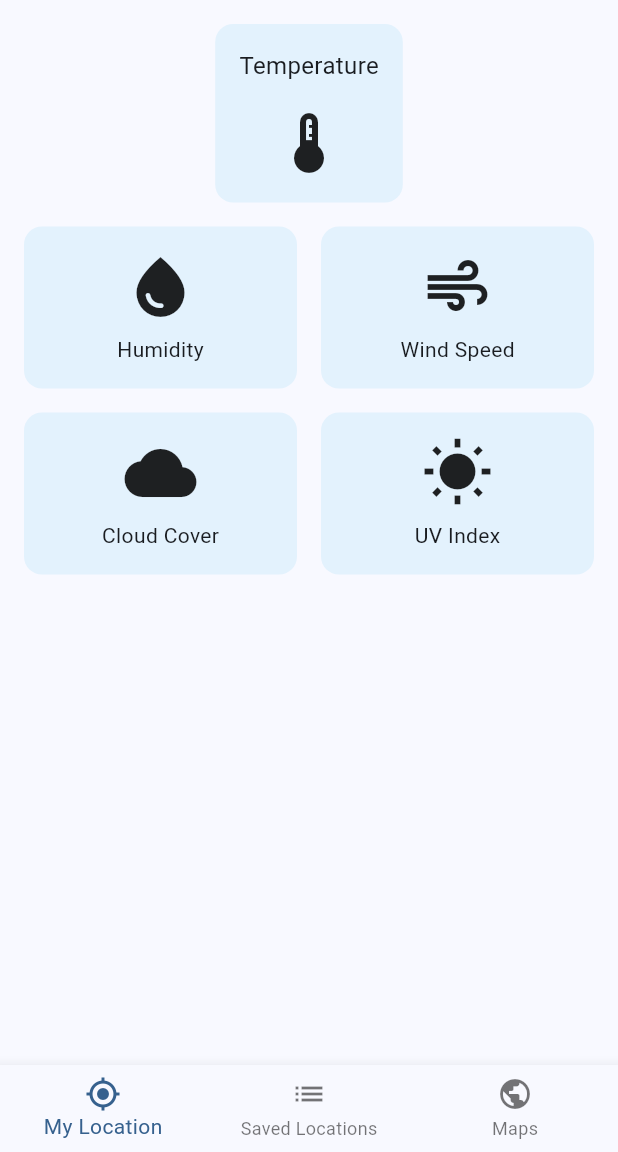
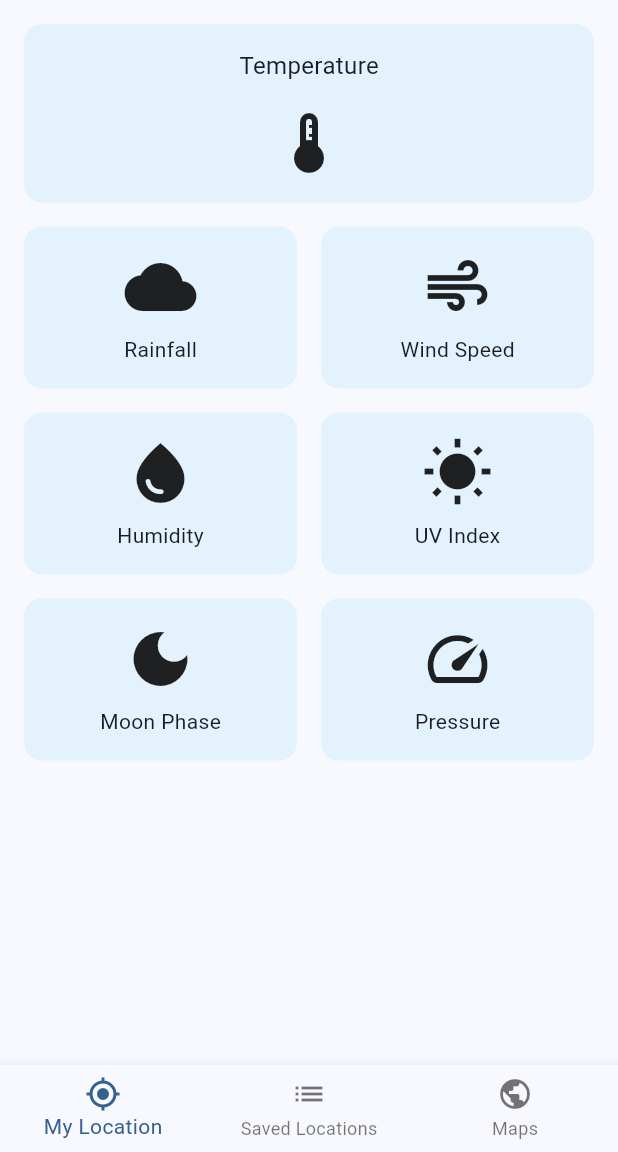
Before and after one commit to mthsaar/kleema, a Flutter app: the screen it shows after launch, on a phone screen of 412 x 824 dp, the part 84-1236 px from its top. Run offline on Flutter 3.47's test engine with Material 3 defaults, Android fonts, the phone set to English and light mode, and no system bars.

Commit message:
UI improvements, added rain index and moon phase in the rows

```diff
--- a/lib/main.dart
+++ b/lib/main.dart
@@ -67,6 +67,7 @@ class _MyHomePageState extends State<MyHomePage> {
                 color: Colors.blue.shade50,
                 borderRadius: BorderRadius.circular(12.0),
               ),
+              width: double.infinity,
 
               child: Column(
                 children: [
@@ -89,9 +90,9 @@ class _MyHomePageState extends State<MyHomePage> {
                     ),
                     child: Column(
                       children: const [
-                        Icon(Icons.water_drop, size: 48.0),
+                        Icon(Icons.cloud, size: 48.0),
                         SizedBox(height: 8.0),
-                        Text('Humidity'),
+                        Text('Rainfall'),
                       ],
                     ),
                   ),
@@ -127,9 +128,9 @@ class _MyHomePageState extends State<MyHomePage> {
                     ),
                     child: Column(
                       children: const [
-                        Icon(Icons.cloud, size: 48.0),
+                        Icon(Icons.water_drop, size: 48.0),
                         SizedBox(height: 8.0),
-                        Text('Cloud Cover'),
+                        Text('Humidity'),
                       ],
                     ),
                   ),
@@ -147,6 +148,44 @@ class _MyHomePageState extends State<MyHomePage> {
                         Icon(Icons.wb_sunny, size: 48.0),
                         SizedBox(height: 8.0),
                         Text('UV Index'),
+                      ],
+                    ),
+                  ),
+                ),
+              ],
+            ),
+            const SizedBox(height: 16.0),
+            Row(
+              children: [
+                Expanded(
+                  child: Container(
+                    padding: const EdgeInsets.all(16.0),
+                    decoration: BoxDecoration(
+                      color: Colors.blue.shade50,
+                      borderRadius: BorderRadius.circular(12.0),
+                    ),
+                    child: Column(
+                      children: const [
+                        Icon(Icons.dark_mode, size: 48.0),
+                        SizedBox(height: 8.0),
+                        Text('Moon Phase'),
+                      ],
+                    ),
+                  ),
+                ),
+                const SizedBox(width: 16.0),
+                Expanded(
+                  child: Container(
+                    padding: const EdgeInsets.all(16.0),
+                    decoration: BoxDecoration(
+                      color: Colors.blue.shade50,
+                      borderRadius: BorderRadius.circular(12.0),
+                    ),
+                    child: Column(
+                      children: const [
+                        Icon(Icons.speed, size: 48.0),
+                        SizedBox(height: 8.0),
+                        Text('Pressure'),
                       ],
                     ),
                   ),
```
